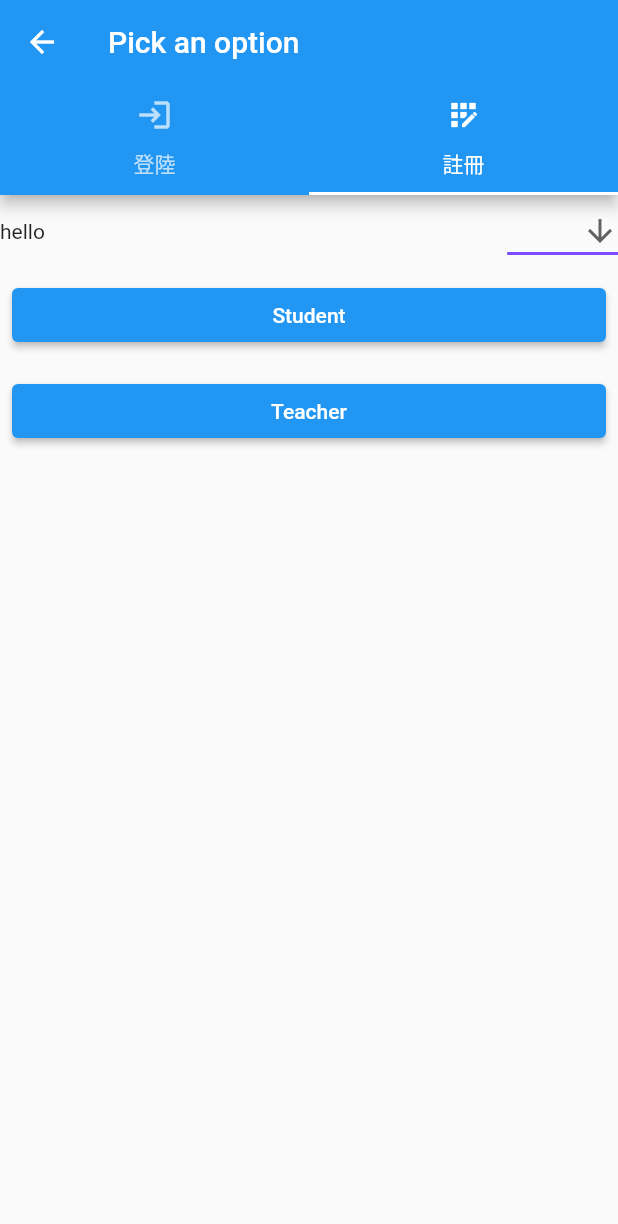
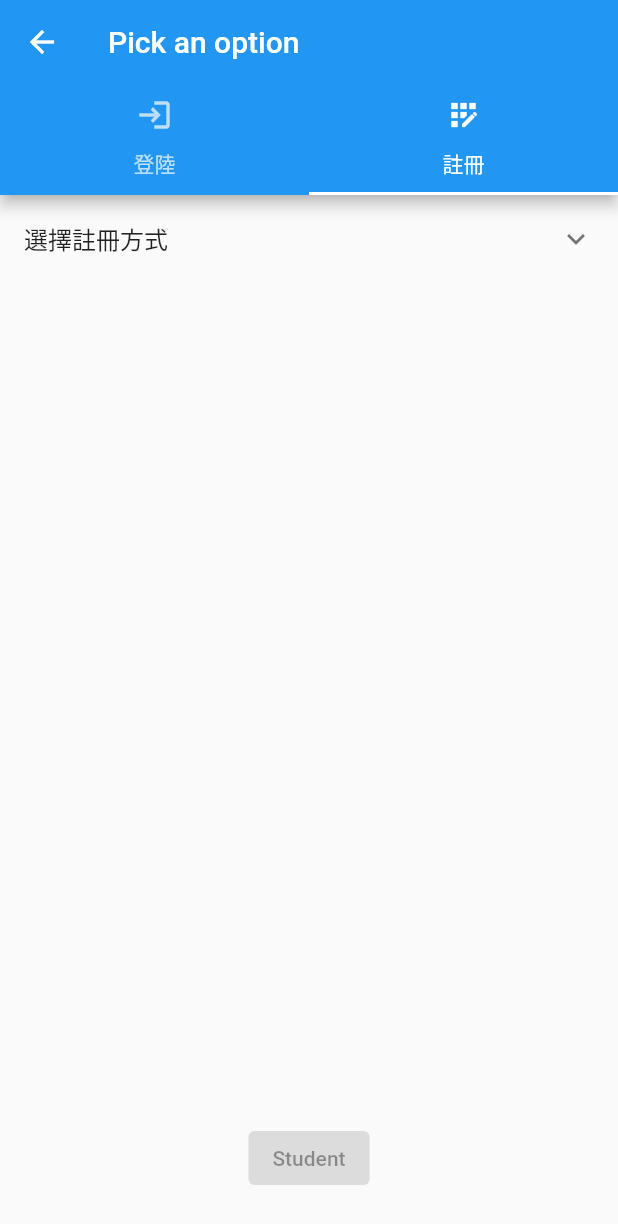
Before and after one commit to Decodetalkers/liangbiao, a Flutter app: the LoginPage screen opened directly, tab 2 chosen, on a phone screen of 412 x 824 dp. Shown: the top 1224 px of the screen. Run offline on Flutter 3.47's test engine with Material 2 defaults, Android fonts, the phone set to English and light mode, and no system bars; our stand-ins replace video_player.

Commit message:
登陸界面
* 添加了註冊界面
* 加了隨機生成id

```diff
--- a/lib/loginpage.dart
+++ b/lib/loginpage.dart
@@ -1,5 +1,7 @@
 import 'package:flutter/material.dart';
 import 'persionmessage.dart';
+import 'package:crypto/crypto.dart';
+import 'dart:convert';
 
 class LoginPage extends StatefulWidget {
   const LoginPage({Key? key}) : super(key: key);
@@ -10,10 +12,15 @@ class LoginPage extends StatefulWidget {
 class _LoginPageState extends State<LoginPage> {
   //const LoginPage({Key? key}) : super(key: key);
   User? dropdownValue;
+  Logintype? howlogin;
+  String? passward;
   TextEditingController idController = TextEditingController();
+  TextEditingController subidController = TextEditingController();
   TextEditingController passwardController = TextEditingController();
   final GlobalKey<FormState> _formKey1 = GlobalKey<FormState>();
+  final GlobalKey<FormState> _subformKey1 = GlobalKey<FormState>();
   final GlobalKey<FormState> _formKey2 = GlobalKey<FormState>();
+  final GlobalKey<FormState> _subformKey2 = GlobalKey<FormState>();
   @override
   Widget build(BuildContext context) {
     // tabs location
@@ -75,6 +82,7 @@ class _LoginPageState extends State<LoginPage> {
                 Form(
                     key: _formKey2,
                     child: TextFormField(
+                      obscureText: true,
                       controller: passwardController,
                       decoration:
                           const InputDecoration(hintText: 'Enter Passward'),
@@ -104,6 +112,7 @@ class _LoginPageState extends State<LoginPage> {
                     key: _formKey2,
                     child: TextFormField(
                       controller: passwardController,
+                      obscureText: true,
                       decoration:
                           const InputDecoration(hintText: 'Enter Passward'),
                       validator: (String? value) {
@@ -140,64 +149,157 @@ class _LoginPageState extends State<LoginPage> {
         ),
         const SizedBox(height: 20),
       ]),
-      ListView(
+      Column(children: [
+        Expanded(
+          child: ListView(
             //  mainAxisAlignment: MainAxisAlignment.center,
             children: <Widget>[
-          Row(children: [
-            const Expanded(child: Text("hello")),
-            DropdownButton<User>(
-              value: dropdownValue,
-              icon: const Icon(Icons.arrow_downward),
-              elevation: 16,
-              style: const TextStyle(color: Colors.deepPurple),
-              underline: Container(
-                height: 2,
-                color: Colors.deepPurpleAccent,
-              ),
-              onChanged: (User? newValue) {
+              ExpansionTile(
+                title: () {
+                  if (howlogin == null) {
+                    return const Text("選擇註冊方式");
+                  } else if (howlogin == Logintype.email) {
+                    return const Text("郵件");
+                  } else {
+                    return const Text("匿名");
+                  }
+                }(),
+                children: [
+                  ["郵件", Logintype.email],
+                  ["匿名", Logintype.anonymous]
+                ].map((e) {
+                  return Row(
+                    mainAxisAlignment: MainAxisAlignment.spaceEvenly,
+                    children: [
+                      Text(e[0].toString()),
+                      Checkbox(
+                          value: e[1] == howlogin,
+                          onChanged: (value) {
+                            if (value == true) {
                               setState(() {
-                  dropdownValue = newValue!;
+                                var temp = e[1];
+                                temp as Logintype;
+                                howlogin = temp;
                               });
-              },
-              items: <User>[User.student, User.teacher]
-                  .map<DropdownMenuItem<User>>((User value) {
-                String text;
-                if (value == User.student) {
-                  text = "Student";
-                } else {
-                  text = "Teacher";
                             }
-                return DropdownMenuItem<User>(
-                  value: value,
-                  child: Text(text),
+                          })
+                    ],
                   );
                 }).toList(),
               ),
-          ]),
-          Padding(
-            padding: const EdgeInsets.all(8.0),
-            child: ElevatedButton(
+              if (howlogin == Logintype.anonymous) ...[
+                Row(
+                  children: [
+                    Expanded(
+                      child: Form(
+                        key: _subformKey1,
+                        child: TextFormField(
+                          controller: subidController,
+                          decoration:
+                              const InputDecoration(hintText: 'Enter a name'),
+                          validator: (String? value) {
+                            if (value == null || value.isEmpty) {
+                              return "enter text";
+                            }
+                            return null;
+                          },
+                        ),
+                      ),
+                    ),
+                    ElevatedButton(
                         onPressed: () {
-                // Close the screen and return "Yep!" as the result.
-                Navigator.pop(
-                    context, Message(person: User.student, id: "Student"));
+                          var time = DateTime.now().toString();
+                          var bytes = utf8.encode(time);
+                          var digest = sha1.convert(bytes).toString();
+                          subidController.text = digest;
                         },
-              child: const Text('Student'),
+                        child: const Text("隨機生成id")),
+                  ],
+                ),
+                Form(
+                    autovalidateMode: AutovalidateMode.always,
+                    onChanged: () {
+                      Form.of(primaryFocus!.context!)!.save();
+                    },
+                    child: TextFormField(
+                      //controller: passwardController,
+                      obscureText: true,
+                      decoration:
+                          const InputDecoration(hintText: 'Enter Passward'),
+                      onSaved: (String? value) {
+                        setState(() {
+                          passward = value;
+                        });
+                      },
+                    )),
+                Form(
+                    key: _subformKey2,
+                    child: TextFormField(
+                      //controller: passwardController,
+                      obscureText: true,
+                      decoration:
+                          const InputDecoration(hintText: 'Confirm Passward'),
+                      validator: (String? value) {
+                        if (value == null || value.isEmpty) {
+                          return "enter passward";
+                        } else if (value != passward) {
+                          return "not the same passward";
+                        }
+                        return null;
+                      },
+                    ))
+              ] else if (howlogin == Logintype.email)
+                ...[]
+              else
+                ...[],
+            ],
           ),
         ),
         Padding(
           padding: const EdgeInsets.all(8.0),
           child: ElevatedButton(
+            onPressed: (howlogin == null)
+                ? null
+                : () {
+                    if (_subformKey1.currentState!.validate() &&
+                        _subformKey2.currentState!.validate()) {
+                      showModalBottomSheet<void>(
+                          context: context,
+                          builder: (BuildContext context) {
+                            return Container(
+                              height: 200,
+                              color: Colors.amber,
+                              child: Center(
+                                child: Column(
+                                  mainAxisAlignment: MainAxisAlignment.center,
+                                  mainAxisSize: MainAxisSize.min,
+                                  children: <Widget>[
+                                    Text('Your id is ${subidController.text}'),
+                                    const Text('please remember your passward'),
+                                    ElevatedButton(
+                                        child: const Text('登陸'),
                                         onPressed: () {
-                // Close the screen and return "Nope." as the result.
+                                          Navigator.pop(context);
                                           Navigator.pop(
-                    context, Message(person: User.teacher, id: "Teacher"));
-              },
-              child: const Text('Teacher'),
-            ),
-          )
+                                              context,
+                                              Message(
+                                                  person: User.student,
+                                                  id: subidController.text));
+                                        }),
                                   ],
                                 ),
+                              ),
+                            );
+                          });
+
+                      // Close the screen and return "Yep!" as the result.
+                    }
+                  },
+            child: const Text('Student'),
+          ),
+        ),
+        const SizedBox(height: 20),
+      ])
     ];
     return DefaultTabController(
         length: 2,
--- a/lib/persionmessage.dart
+++ b/lib/persionmessage.dart
@@ -1,6 +1,10 @@
 enum User {
   student,
   teacher,
+}
+enum Logintype {
+  anonymous,
+  email,
 }
 
 class Message {
--- a/pubspec.yaml
+++ b/pubspec.yaml
@@ -36,6 +36,7 @@ dependencies:
   cupertino_icons: ^1.0.2
   video_player: 2.2.7
   quiver: ^3.0.1+1
+  crypto: ^3.0.1
 
 dev_dependencies:
   flutter_test:
```
Lines whose indentation alone changed are shown as unchanged.
